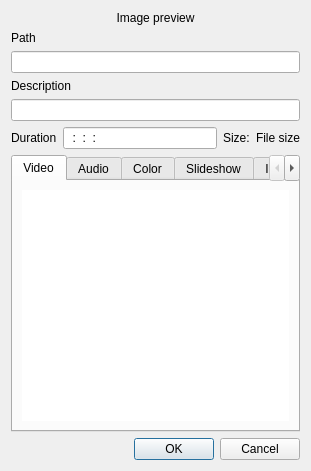
The window that src/widgets/clipproperties_ui.ui (KDE/kdenlive) describes before a commit, drawn with Qt 5.
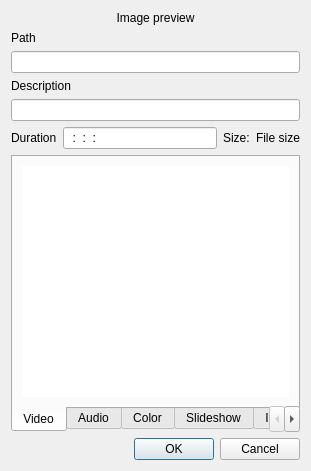
The same window after the commit. Custom widgets are drawn as their Qt base class.

Commit message: Nicer ui for clip properties

Patch:
```diff
--- a/src/widgets/clipproperties_ui.ui
+++ b/src/widgets/clipproperties_ui.ui
@@ -101,6 +101,9 @@
    </item>
    <item row="6" column="0" colspan="4">
     <widget class="QTabWidget" name="tabWidget">
+     <property name="tabPosition">
+      <enum>QTabWidget::South</enum>
+     </property>
      <property name="currentIndex">
       <number>0</number>
      </property>
```
